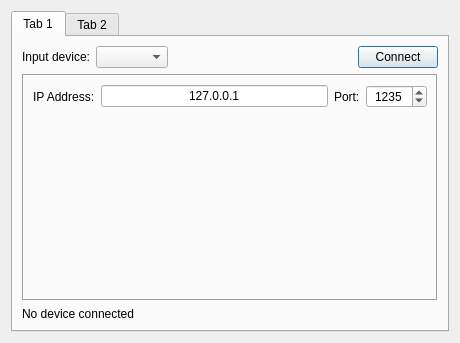
This is gui/setupdialog.ui in KejPi/AbracaDABra as Qt 5 draws it before an edit. The edited form follows.
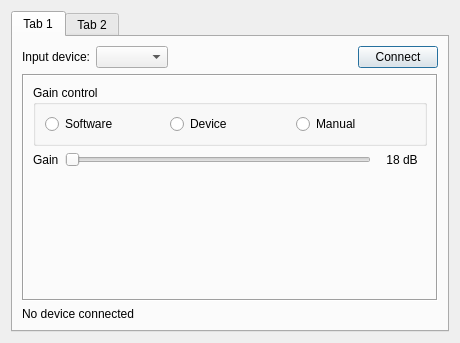
This is the edited form. The open tabs and pages were chosen to show the change.

Commit message: RARTTCP device support removed from source code

Diff of the .ui file:
```diff
--- a/gui/setupdialog.ui
+++ b/gui/setupdialog.ui
@@ -361,73 +361,6 @@
            </item>
           </layout>
          </widget>
-         <widget class="QWidget" name="rarttcpPage">
-          <layout class="QVBoxLayout" name="verticalLayout_2">
-           <item>
-            <layout class="QGridLayout" name="gridLayout_4">
-             <item row="0" column="0">
-              <widget class="QLabel" name="rarttcpIpAddrLabel">
-               <property name="text">
-                <string>IP Address:</string>
-               </property>
-              </widget>
-             </item>
-             <item row="0" column="1">
-              <widget class="QLineEdit" name="rarttcpIpAddressEdit">
-               <property name="minimumSize">
-                <size>
-                 <width>100</width>
-                 <height>0</height>
-                </size>
-               </property>
-               <property name="text">
-                <string>127.0.0.1</string>
-               </property>
-               <property name="alignment">
-                <set>Qt::AlignCenter</set>
-               </property>
-              </widget>
-             </item>
-             <item row="0" column="2">
-              <widget class="QLabel" name="rarttcpPortLabel">
-               <property name="text">
-                <string>Port:</string>
-               </property>
-              </widget>
-             </item>
-             <item row="0" column="3">
-              <widget class="QSpinBox" name="rarttcpIpPortSpinBox">
-               <property name="alignment">
-                <set>Qt::AlignCenter</set>
-               </property>
-               <property name="maximum">
-                <number>99999</number>
-               </property>
-               <property name="value">
-                <number>1235</number>
-               </property>
-              </widget>
-             </item>
-            </layout>
-           </item>
-           <item>
-            <spacer name="verticalSpacer_2">
-             <property name="orientation">
-              <enum>Qt::Vertical</enum>
-             </property>
-             <property name="sizeType">
-              <enum>QSizePolicy::MinimumExpanding</enum>
-             </property>
-             <property name="sizeHint" stdset="0">
-              <size>
-               <width>20</width>
-               <height>0</height>
-              </size>
-             </property>
-            </spacer>
-           </item>
-          </layout>
-         </widget>
          <widget class="QWidget" name="rawfilePage">
           <layout class="QGridLayout" name="gridLayout_3">
            <item row="1" column="0" colspan="3">
```
Left out of the diff: 2 changed lines with no effect on the pictures. The commit also changes 9 other files.
